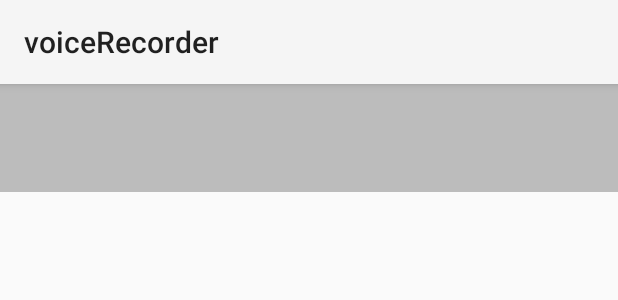
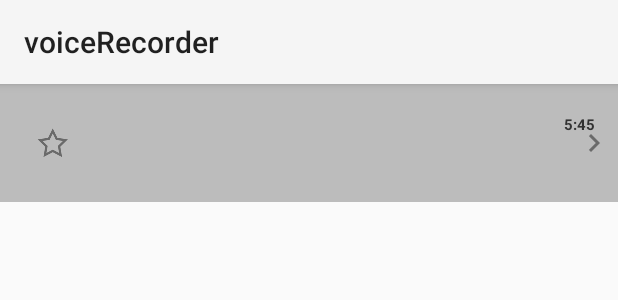
Before and after one commit to mazzers/voiceRecorder, an Android app: the layout list_item.xml on its own in the app's theme, with its tools: preview values and no code run, on a phone screen of 412 x 824 dp. Shown: the top 300 px of the screen. Run offline under Robolectric (Android 15) with nearby library versions, the phone set to English and light mode, and no system bars.

```diff
--- a/app/src/main/java/com/example/mazzers/voicerecorder/bookmarks/adapters/ExpandableListAdapter.java
+++ b/app/src/main/java/com/example/mazzers/voicerecorder/bookmarks/adapters/ExpandableListAdapter.java
@@ -60,7 +60,10 @@ public class ExpandableListAdapter extends BaseExpandableListAdapter {
         TextView txtListChildMessage = (TextView) convertView
                 .findViewById(R.id.lblListItemMessage);
 
-        txtListChild.setText("Bookmark at: "+String.valueOf(child.getTime())+" sec.");
+        TextView txtListChildTime = (TextView) convertView.findViewById(R.id.lblbItemTime);
+        txtListChildTime.setText(String.valueOf(child.getTime()));
+        //txtListChild.setText("Bookmark at: "+String.valueOf(child.getTime())+" sec.");
+        txtListChild.setText(child.getName());
         txtListChildMessage.setText(child.getMessage());
 
         //txtListChildTime.setText(child.getTime());
--- a/app/src/main/res/layout/list_item.xml
+++ b/app/src/main/res/layout/list_item.xml
@@ -1,25 +1,77 @@
 <?xml version="1.0" encoding="utf-8"?>
-<LinearLayout xmlns:android="http://schemas.android.com/apk/res/android"
-    android:layout_width="match_parent"
-    android:layout_height="72dp"
+<RelativeLayout xmlns:android="http://schemas.android.com/apk/res/android"
+    android:layout_width="fill_parent"
+    android:layout_height="wrap_content"
     android:paddingTop="20dp"
     android:paddingBottom="20dp"
     android:paddingLeft="16dp"
     android:background="@color/frame_background"
-    android:orientation="vertical"
+    android:orientation="horizontal"
     android:id="@+id/lblItemLayout">
 
+
+
+    <LinearLayout android:id="@+id/thumbnail"
+        android:layout_width="wrap_content"
+        android:layout_height="wrap_content"
+        android:padding="3dip"
+        android:layout_alignParentLeft="true"
+        android:background="@null"
+        android:layout_marginRight="5dip">
+
+        <ImageView
+            android:id="@+id/list_image"
+            android:layout_width="32dp"
+            android:layout_height="32dp"
+            android:background="@drawable/bookmark_icon"/>
+
+    </LinearLayout>
+
+
+    <!-- Title Of Song-->
     <TextView
         android:id="@+id/lblListItem"
+        android:layout_width="wrap_content"
+        android:layout_height="wrap_content"
+        android:layout_alignTop="@+id/thumbnail"
+        android:layout_toRightOf="@+id/thumbnail"
+        android:textColor="#040404"
+        android:typeface="sans"
+        android:textSize="15dip"
+        android:textStyle="bold"/>
+
+    <!-- Artist Name -->
+    <TextView
+        android:id="@+id/lblListItemMessage"
         android:layout_width="fill_parent"
         android:layout_height="wrap_content"
-            android:textSize="16sp" />
+        android:layout_below="@id/lblListItem"
+        android:textColor="#343434"
+        android:textSize="10dip"
+        android:layout_marginRight="20dp"
+        android:layout_marginTop="1dip"
+        android:layout_toRightOf="@+id/thumbnail"
+        />
 
+    <!-- Rightend Duration -->
     <TextView
-            android:layout_width="fill_parent"
+        android:id="@+id/lblbItemTime"
+        android:layout_width="wrap_content"
         android:layout_height="wrap_content"
-            android:textSize="14sp"
-            android:id="@+id/lblListItemMessage" />
+        android:layout_alignParentRight="true"
+        android:layout_alignTop="@id/lblListItem"
+        android:gravity="right"
+        android:text="5:45"
+        android:layout_marginRight="15dip"
+        android:textSize="10dip"
+        android:textColor="@android:color/secondary_text_light"
+        android:textStyle="bold"/>
 
+    <!-- Rightend Arrow -->
+    <ImageView android:layout_width="wrap_content"
+        android:layout_height="wrap_content"
+        android:layout_alignParentRight="true"
+        android:layout_centerVertical="true"
+        android:src="@drawable/icon_item_arrow"/>
 
-</LinearLayout>
+</RelativeLayout>
```
Also changed, not shown: app/src/main/res/drawable-hdpi/icon_item_arrow.png (added), app/src/main/res/drawable-mdpi/icon_item_arrow.png (added), app/src/main/res/drawable-xhdpi/icon_item_arrow.png (added), app/src/main/res/drawable-xxhdpi/icon_item_arrow.png (added). Lines whose indentation alone changed are shown as unchanged.
